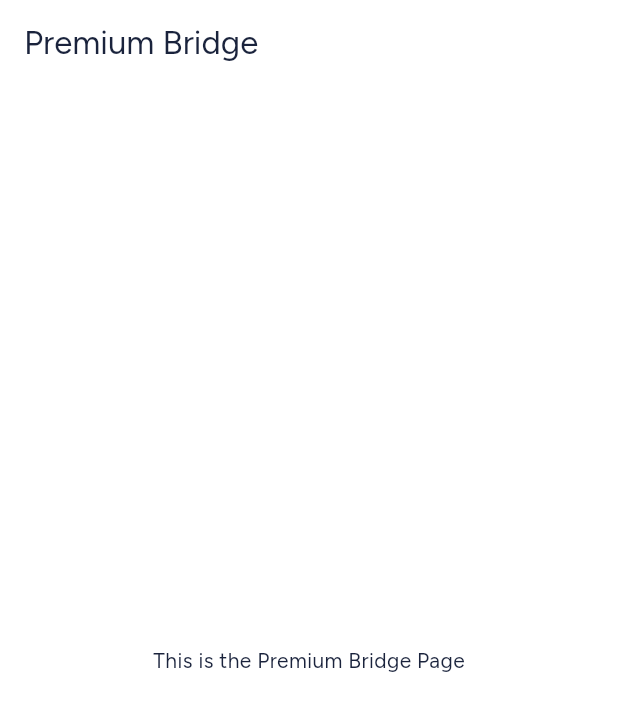
After one commit to hugoradiawan/bank-proj-demo, a Flutter app: the PremiumBridgePage screen opened by its route, on a phone screen of 412 x 824 dp. The commit adds this screen. Shown: the top 711 px of the screen. Run offline on Flutter 3.47's test engine with Material 3 defaults, Android fonts, the phone set to English and light mode, and no system bars; our stand-ins replace flutter_bloc, freezed_annotation, go_router, google_fonts, phosphor_flutter; generated files the repository leaves out were written again.

Commit message:
feat: Introduce premium feature module and refactor routing structure in main
This commit introduces a new premium feature module, enhancing the application's functionality and user experience. The following significant changes have been made:

(NEW: premium feature module)
- A new directory structure for the premium feature has been created, including essential files such as `premium_bridge.page.dart`, `premium.route.dart`, and `route.dart`. This modular approach allows for better organization and maintainability of the codebase.

(NEW: PremiumBridgeRoute and PremiumBridgePage)
- The `PremiumBridgeRoute` class has been implemented to handle navigation to the premium bridge page, utilizing the `go_router` package for efficient routing. The `PremiumBridgePage` class provides a simple UI for the premium feature, showcasing the title and a message.

(NEW: HomeRoute and routing updates)
- The `HomeRoute` class has been introduced to manage the home page routing, ensuring a clear separation of concerns. The `home_route.dart` file has been created to encapsulate the routing logic for the home page.

(UPDATE: main.dart)
- The `main.dart` file has been updated to utilize the new routing structure, replacing the previous home page implementation with a router configuration that integrates both home and premium routes.

(UPDATE: pubspec.yaml)
- The `pubspec.yaml` file has been modified to include the premium feature in the workspace, ensuring that it is recognized as part of the overall project structure.

(UPDATE: analysis_options.yaml)
- The analysis options have been refined to exclude generated files and build outputs, improving the linting process and focusing on the relevant code.

These changes collectively enhance the application's architecture, improve navigation, and lay the groundwork for future premium features. The restructuring aligns with best practices for modular development, ensuring scalability and maintainability.

Branch: main

```diff
--- a/app/lib/home/tabs/src/home.tab.dart
+++ b/app/lib/home/tabs/src/home.tab.dart
@@ -4,7 +4,7 @@ class _HomeTab extends StatelessWidget {
   const _HomeTab();
 
   @override
-  Widget build(_) => CustomScrollView(
+  Widget build(BuildContext context) => CustomScrollView(
     slivers: <Widget>[
       _appBar(
         heights: (85, 30),
@@ -40,7 +40,9 @@ class _HomeTab extends StatelessWidget {
       ),
       SliverPadding(
         padding: const EdgeInsets.only(bottom: 24, top: 12),
-        sliver: SliverToBoxAdapter(child: PromoBanner(onTap: () {})),
+        sliver: SliverToBoxAdapter(
+          child: PromoBanner(onTap: () => PremiumBridgeRoute().push(context)),
+        ),
       ),
       SliverPadding(
         padding: const EdgeInsets.fromLTRB(16, 0, 20, 0),
--- a/app/lib/home/tabs/tabs.dart
+++ b/app/lib/home/tabs/tabs.dart
@@ -25,6 +25,7 @@ import 'package:flutter/material.dart'
         Theme,
         ThemeData,
         Widget;
+import 'package:premium/route.dart';
 
 part 'src/home.tab.dart';
 part 'src/placeholder.tab.dart';
--- a/app/lib/main.dart
+++ b/app/lib/main.dart
@@ -1,8 +1,10 @@
-import 'package:app/home/home_page.dart' show HomePage;
+import 'package:app/home/route/home_route.dart' show homeRoutes;
 import 'package:core/core.dart' show AppTheme, AppTypography;
 import 'package:flutter/material.dart';
 import 'package:flutter/services.dart'
     show SystemChrome, SystemUiMode, SystemUiOverlayStyle;
+import 'package:go_router/go_router.dart' show GoRouter, RouteBase;
+import 'package:premium/route.dart' show premiumRoutes;
 
 void main() async {
   WidgetsFlutterBinding.ensureInitialized();
@@ -23,18 +25,26 @@ class MondooliApp extends StatelessWidget {
   const MondooliApp({super.key});
 
   static const SystemUiOverlayStyle _overlayStyle = SystemUiOverlayStyle(
-    // Android
     statusBarColor: Colors.transparent,
     statusBarIconBrightness: Brightness.dark,
     systemNavigationBarColor: Colors.transparent,
     systemNavigationBarIconBrightness: Brightness.dark,
-    // iOS
     statusBarBrightness: Brightness.light,
   );
 
   @override
   Widget build(_) => AnnotatedRegion<SystemUiOverlayStyle>(
     value: _overlayStyle,
-    child: MaterialApp(theme: AppTheme.light, home: const HomePage()),
+    child: MaterialApp.router(
+      theme: AppTheme.light,
+      routerConfig: AppRouter.router,
+    ),
   );
 }
+
+class AppRouter {
+  AppRouter._();
+
+  static GoRouter get router =>
+      GoRouter(routes: <RouteBase>[...premiumRoutes, ...homeRoutes]);
+}
--- /dev/null
+++ b/features/premium/lib/route.dart
@@ -0,0 +1 @@
+export 'src/route/premium.route.dart' show PremiumBridgeRoute, premiumRoutes;
--- /dev/null
+++ b/features/premium/lib/src/premium_bridge.page.dart
@@ -0,0 +1,12 @@
+import 'package:flutter/material.dart'
+    show AppBar, BuildContext, Center, Scaffold, StatelessWidget, Text, Widget;
+
+class PremiumBridgePage extends StatelessWidget {
+  const PremiumBridgePage({super.key});
+
+  @override
+  Widget build(BuildContext context) => Scaffold(
+    appBar: AppBar(title: const Text('Premium Bridge')),
+    body: const Center(child: Text('This is the Premium Bridge Page')),
+  );
+}
--- /dev/null
+++ b/features/premium/lib/src/route/premium.route.dart
@@ -0,0 +1,17 @@
+import 'package:flutter/material.dart' show BuildContext, Widget;
+import 'package:go_router/go_router.dart'
+    show GoRouteData, GoRouterHelper, GoRouterState, RouteBase, TypedGoRoute;
+import 'package:premium/src/premium_bridge.page.dart' show PremiumBridgePage;
+
+part 'premium.route.g.dart';
+
+@TypedGoRoute<PremiumBridgeRoute>(path: '/premium-bridge')
+class PremiumBridgeRoute extends GoRouteData with $PremiumBridgeRoute {
+  PremiumBridgeRoute();
+
+  @override
+  Widget build(BuildContext context, GoRouterState state) =>
+      const PremiumBridgePage();
+}
+
+List<RouteBase> get premiumRoutes => $appRoutes;
--- a/features/premium/pubspec.yaml
+++ b/features/premium/pubspec.yaml
@@ -2,9 +2,11 @@ name: premium
 description: "A new Flutter package project."
 version: 0.0.1
 
+resolution: workspace
+
 environment:
-  sdk: ^3.10.1
-  flutter: ">=1.17.0"
+  sdk: ">=3.10.0 <4.0.0"
+  flutter: ">=3.38.0"
 
 dependencies:
   flutter:
--- a/pubspec.yaml
+++ b/pubspec.yaml
@@ -12,6 +12,7 @@ workspace:
   - app
   - core
   - shared
+  - features/premium
 
 dev_dependencies:
   melos: ^7.3.0
```
Also changed, not shown: analysis_options.yaml (+22 -1 lines), app/lib/home/route/home_route.dart (added, +16 -0 lines), app/pubspec.yaml (+6 -3 lines), features/premium/lib/premium.dart (deleted), features/premium/pubspec.lock (deleted), pubspec.lock.
